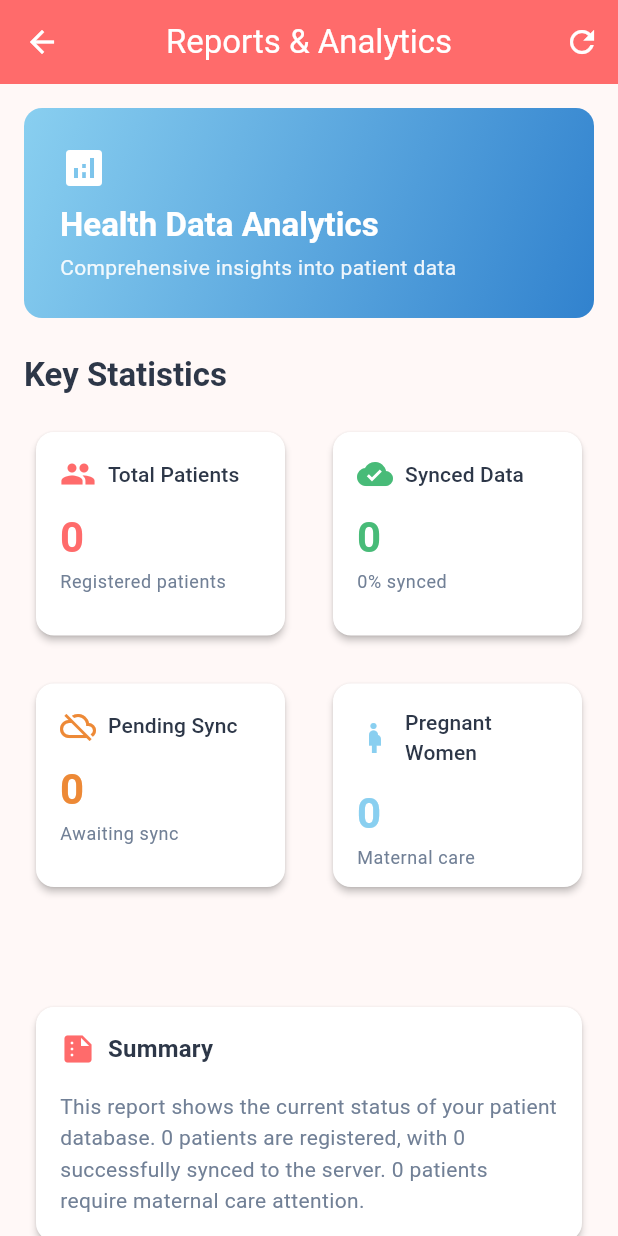
After one commit to LamamthaKousik/HexaNest, a Flutter app: the ReportsScreen screen opened directly, on a phone screen of 412 x 824 dp. The commit adds this screen. Run offline on Flutter 3.47's test engine with Material 3 defaults, Android fonts, the light colour scheme and no system bars; our stand-ins replace fl_chart, flutter_riverpod, hive, hive_flutter; accounts and stored records are empty.

Commit message:
Fifth Change

```diff
--- a/lib/providers/patient_provider.dart
+++ b/lib/providers/patient_provider.dart
@@ -256,7 +256,6 @@ final patientProvider = StateNotifierProvider<PatientNotifier, List<Patient>>((r
 
 /// Provider for patient statistics
 final patientStatsProvider = Provider<Map<String, int>>((ref) {
-  final patients = ref.watch(patientProvider);
   final notifier = ref.read(patientProvider.notifier);
   return notifier.getStatistics();
 });
--- /dev/null
+++ b/lib/screens/reports_screen.dart
@@ -0,0 +1,505 @@
+import 'package:flutter/material.dart';
+import 'package:flutter_riverpod/flutter_riverpod.dart';
+import 'package:fl_chart/fl_chart.dart';
+import '../utils/colors.dart';
+import '../utils/constants.dart';
+import '../providers/patient_provider.dart';
+import '../widgets/custom_card.dart';
+
+/// Reports screen showing statistics and charts
+/// Displays patient data insights and sync status
+class ReportsScreen extends ConsumerStatefulWidget {
+  const ReportsScreen({super.key});
+
+  @override
+  ConsumerState<ReportsScreen> createState() => _ReportsScreenState();
+}
+
+class _ReportsScreenState extends ConsumerState<ReportsScreen> {
+  @override
+  Widget build(BuildContext context) {
+    final stats = ref.watch(patientStatsProvider);
+    final patients = ref.watch(patientProvider);
+
+    return Scaffold(
+      appBar: AppBar(
+        title: const Text('Reports & Analytics'),
+        actions: [
+          IconButton(
+            icon: const Icon(Icons.refresh),
+            onPressed: () {
+              ref.invalidate(patientStatsProvider);
+            },
+          ),
+        ],
+      ),
+      body: SingleChildScrollView(
+        padding: const EdgeInsets.all(AppConstants.defaultPadding),
+        child: Column(
+          crossAxisAlignment: CrossAxisAlignment.start,
+          children: [
+            // Header
+            Container(
+              width: double.infinity,
+              padding: const EdgeInsets.all(AppConstants.largePadding),
+              decoration: BoxDecoration(
+                gradient: AppColors.blueGradient,
+                borderRadius: BorderRadius.circular(AppConstants.borderRadius),
+              ),
+              child: Column(
+                crossAxisAlignment: CrossAxisAlignment.start,
+                children: [
+                  const Icon(
+                    Icons.analytics,
+                    color: AppColors.white,
+                    size: 32,
+                  ),
+                  const SizedBox(height: 8),
+                  Text(
+                    'Health Data Analytics',
+                    style: Theme.of(context).textTheme.titleLarge?.copyWith(
+                      color: AppColors.white,
+                      fontWeight: FontWeight.bold,
+                    ),
+                  ),
+                  const SizedBox(height: 4),
+                  Text(
+                    'Comprehensive insights into patient data',
+                    style: Theme.of(context).textTheme.bodyMedium?.copyWith(
+                      color: AppColors.white.withOpacity(0.9),
+                    ),
+                  ),
+                ],
+              ),
+            ),
+
+            const SizedBox(height: 24),
+
+            // Key Statistics
+            Text(
+              'Key Statistics',
+              style: Theme.of(context).textTheme.titleLarge?.copyWith(
+                fontWeight: FontWeight.bold,
+                color: AppColors.textPrimary,
+              ),
+            ),
+
+            const SizedBox(height: 16),
+
+            GridView.count(
+              shrinkWrap: true,
+              physics: const NeverScrollableScrollPhysics(),
+              crossAxisCount: 2,
+              crossAxisSpacing: 16,
+              mainAxisSpacing: 16,
+              childAspectRatio: 1.2,
+              children: [
+                StatCard(
+                  title: 'Total Patients',
+                  value: '${stats['totalPatients'] ?? 0}',
+                  icon: Icons.people,
+                  color: AppColors.primaryRed,
+                  subtitle: 'Registered patients',
+                ),
+
+                StatCard(
+                  title: 'Synced Data',
+                  value: '${stats['syncedPatients'] ?? 0}',
+                  icon: Icons.cloud_done,
+                  color: AppColors.synced,
+                  subtitle: '${stats['totalPatients']! > 0 ? ((stats['syncedPatients']! / stats['totalPatients']! * 100).round()) : 0}% synced',
+                ),
+
+                StatCard(
+                  title: 'Pending Sync',
+                  value: '${stats['pendingSync'] ?? 0}',
+                  icon: Icons.cloud_off,
+                  color: AppColors.pendingSync,
+                  subtitle: 'Awaiting sync',
+                ),
+
+                StatCard(
+                  title: 'Pregnant Women',
+                  value: '${stats['pregnantPatients'] ?? 0}',
+                  icon: Icons.pregnant_woman,
+                  color: AppColors.primaryBlue,
+                  subtitle: 'Maternal care',
+                ),
+              ],
+            ),
+
+            const SizedBox(height: 32),
+
+            // Sync Status Chart
+            if (stats['totalPatients']! > 0) ...[
+              Text(
+                'Sync Status Distribution',
+                style: Theme.of(context).textTheme.titleLarge?.copyWith(
+                  fontWeight: FontWeight.bold,
+                  color: AppColors.textPrimary,
+                ),
+              ),
+
+              const SizedBox(height: 16),
+
+              CustomCard(
+                child: Column(
+                  crossAxisAlignment: CrossAxisAlignment.start,
+                  children: [
+                    Text(
+                      'Data Synchronization',
+                      style: Theme.of(context).textTheme.titleMedium?.copyWith(
+                        fontWeight: FontWeight.bold,
+                        color: AppColors.textPrimary,
+                      ),
+                    ),
+                    const SizedBox(height: 16),
+                    SizedBox(
+                      height: 200,
+                      child: PieChart(
+                        PieChartData(
+                          sections: [
+                            PieChartSectionData(
+                              value: stats['syncedPatients']!.toDouble(),
+                              title: 'Synced\n${stats['syncedPatients']}',
+                              color: AppColors.synced,
+                              radius: 60,
+                              titleStyle: const TextStyle(
+                                fontSize: 12,
+                                fontWeight: FontWeight.bold,
+                                color: AppColors.white,
+                              ),
+                            ),
+                            PieChartSectionData(
+                              value: stats['pendingSync']!.toDouble(),
+                              title: 'Pending\n${stats['pendingSync']}',
+                              color: AppColors.pendingSync,
+                              radius: 60,
+                              titleStyle: const TextStyle(
+                                fontSize: 12,
+                                fontWeight: FontWeight.bold,
+                                color: AppColors.white,
+                              ),
+                            ),
+                          ],
+                          sectionsSpace: 2,
+                          centerSpaceRadius: 40,
+                        ),
+                      ),
+                    ),
+                  ],
+                ),
+              ),
+
+              const SizedBox(height: 32),
+            ],
+
+            // Pregnancy Status Chart
+            if (stats['pregnantPatients']! > 0) ...[
+              Text(
+                'Pregnancy Status Distribution',
+                style: Theme.of(context).textTheme.titleLarge?.copyWith(
+                  fontWeight: FontWeight.bold,
+                  color: AppColors.textPrimary,
+                ),
+              ),
+
+              const SizedBox(height: 16),
+
+              CustomCard(
+                child: Column(
+                  crossAxisAlignment: CrossAxisAlignment.start,
+                  children: [
+                    Text(
+                      'Maternal Health Overview',
+                      style: Theme.of(context).textTheme.titleMedium?.copyWith(
+                        fontWeight: FontWeight.bold,
+                        color: AppColors.textPrimary,
+                      ),
+                    ),
+                    const SizedBox(height: 16),
+                    SizedBox(
+                      height: 200,
+                      child: BarChart(
+                        BarChartData(
+                          alignment: BarChartAlignment.spaceAround,
+                          maxY: _getMaxY(patients),
+                          barTouchData: BarTouchData(enabled: false),
+                          titlesData: FlTitlesData(
+                            show: true,
+                            rightTitles: const AxisTitles(
+                              sideTitles: SideTitles(showTitles: false),
+                            ),
+                            topTitles: const AxisTitles(
+                              sideTitles: SideTitles(showTitles: false),
+                            ),
+                            bottomTitles: AxisTitles(
+                              sideTitles: SideTitles(
+                                showTitles: true,
+                                getTitlesWidget: (value, meta) {
+                                  const style = TextStyle(
+                                    color: AppColors.textSecondary,
+                                    fontWeight: FontWeight.bold,
+                                    fontSize: 12,
+                                  );
+                                  switch (value.toInt()) {
+                                    case 0:
+                                      return const Text('Pregnant', style: style);
+                                    case 1:
+                                      return const Text('Lactating', style: style);
+                                    case 2:
+                                      return const Text('Post Partum', style: style);
+                                    case 3:
+                                      return const Text('Not Pregnant', style: style);
+                                    default:
+                                      return const Text('', style: style);
+                                  }
+                                },
+                              ),
+                            ),
+                            leftTitles: AxisTitles(
+                              sideTitles: SideTitles(
+                                showTitles: true,
+                                reservedSize: 40,
+                                interval: 1,
+                                getTitlesWidget: (value, meta) {
+                                  return Text(
+                                    value.toInt().toString(),
+                                    style: const TextStyle(
+                                      color: AppColors.textSecondary,
+                                      fontWeight: FontWeight.bold,
+                                      fontSize: 12,
+                                    ),
+                                  );
+                                },
+                              ),
+                            ),
+                          ),
+                          borderData: FlBorderData(show: false),
+                          barGroups: _getPregnancyBarGroups(patients),
+                        ),
+                      ),
+                    ),
+                  ],
+                ),
+              ),
+
+              const SizedBox(height: 32),
+            ],
+
+            // Village Distribution
+            if (patients.isNotEmpty) ...[
+              Text(
+                'Village Distribution',
+                style: Theme.of(context).textTheme.titleLarge?.copyWith(
+                  fontWeight: FontWeight.bold,
+                  color: AppColors.textPrimary,
+                ),
+              ),
+
+              const SizedBox(height: 16),
+
+              CustomCard(
+                child: Column(
+                  crossAxisAlignment: CrossAxisAlignment.start,
+                  children: [
+                    Text(
+                      'Patients by Village',
+                      style: Theme.of(context).textTheme.titleMedium?.copyWith(
+                        fontWeight: FontWeight.bold,
+                        color: AppColors.textPrimary,
+                      ),
+                    ),
+                    const SizedBox(height: 16),
+                    ..._getVillageDistribution(patients).entries.map((entry) {
+                      final percentage = (entry.value / patients.length * 100).round();
+                      return Padding(
+                        padding: const EdgeInsets.only(bottom: 12),
+                        child: Row(
+                          children: [
+                            Expanded(
+                              child: Text(
+                                entry.key,
+                                style: Theme.of(context).textTheme.bodyMedium?.copyWith(
+                                  color: AppColors.textPrimary,
+                                ),
+                              ),
+                            ),
+                            Text(
+                              '${entry.value} patients',
+                              style: Theme.of(context).textTheme.bodyMedium?.copyWith(
+                                color: AppColors.textSecondary,
+                                fontWeight: FontWeight.w500,
+                              ),
+                            ),
+                            const SizedBox(width: 8),
+                            Container(
+                              width: 60,
+                              height: 8,
+                              decoration: BoxDecoration(
+                                color: AppColors.grey200,
+                                borderRadius: BorderRadius.circular(4),
+                              ),
+                              child: FractionallySizedBox(
+                                alignment: Alignment.centerLeft,
+                                widthFactor: entry.value / patients.length,
+                                child: Container(
+                                  decoration: BoxDecoration(
+                                    color: AppColors.primaryRed,
+                                    borderRadius: BorderRadius.circular(4),
+                                  ),
+                                ),
+                              ),
+                            ),
+                            const SizedBox(width: 8),
+                            Text(
+                              '$percentage%',
+                              style: Theme.of(context).textTheme.bodySmall?.copyWith(
+                                color: AppColors.textSecondary,
+                                fontWeight: FontWeight.bold,
+                              ),
+                            ),
+                          ],
+                        ),
+                      );
+                    }).toList(),
+                  ],
+                ),
+              ),
+            ],
+
+            const SizedBox(height: 32),
+
+            // Summary Card
+            CustomCard(
+              child: Column(
+                crossAxisAlignment: CrossAxisAlignment.start,
+                children: [
+                  Row(
+                    children: [
+                      const Icon(
+                        Icons.summarize,
+                        color: AppColors.primaryRed,
+                        size: 24,
+                      ),
+                      const SizedBox(width: 8),
+                      Text(
+                        'Summary',
+                        style: Theme.of(context).textTheme.titleMedium?.copyWith(
+                          fontWeight: FontWeight.bold,
+                          color: AppColors.textPrimary,
+                        ),
+                      ),
+                    ],
+                  ),
+                  const SizedBox(height: 16),
+                  Text(
+                    'This report shows the current status of your patient database. '
+                    '${stats['totalPatients']} patients are registered, with '
+                    '${stats['syncedPatients']} successfully synced to the server. '
+                    '${stats['pregnantPatients']} patients require maternal care attention.',
+                    style: Theme.of(context).textTheme.bodyMedium?.copyWith(
+                      color: AppColors.textSecondary,
+                      height: 1.5,
+                    ),
+                  ),
+                ],
+              ),
+            ),
+          ],
+        ),
+      ),
+    );
+  }
+
+  double _getMaxY(List<dynamic> patients) {
+    final pregnancyCounts = _getPregnancyCounts(patients);
+    final maxCount = pregnancyCounts.values.fold(0, (a, b) => a > b ? a : b);
+    return (maxCount + 1).toDouble();
+  }
+
+  Map<String, int> _getPregnancyCounts(List<dynamic> patients) {
+    final counts = <String, int>{
+      'Pregnant': 0,
+      'Lactating': 0,
+      'Post Partum': 0,
+      'Not Pregnant': 0,
+    };
+
+    for (final patient in patients) {
+      final status = patient.pregnancyStatus.toLowerCase();
+      if (status.contains('pregnant')) {
+        counts['Pregnant'] = counts['Pregnant']! + 1;
+      } else if (status.contains('lactating')) {
+        counts['Lactating'] = counts['Lactating']! + 1;
+      } else if (status.contains('post partum')) {
+        counts['Post Partum'] = counts['Post Partum']! + 1;
+      } else {
+        counts['Not Pregnant'] = counts['Not Pregnant']! + 1;
+      }
+    }
+
+    return counts;
+  }
+
+  List<BarChartGroupData> _getPregnancyBarGroups(List<dynamic> patients) {
+    final counts = _getPregnancyCounts(patients);
+
+    return [
+      BarChartGroupData(
+        x: 0,
+        barRods: [
+          BarChartRodData(
+            toY: counts['Pregnant']!.toDouble(),
+            color: AppColors.primaryRed,
+            width: 20,
+          ),
+        ],
+      ),
+      BarChartGroupData(
+        x: 1,
+        barRods: [
+          BarChartRodData(
+            toY: counts['Lactating']!.toDouble(),
+            color: AppColors.primaryBlue,
+            width: 20,
+          ),
+        ],
+      ),
+      BarChartGroupData(
+        x: 2,
+        barRods: [
+          BarChartRodData(
+            toY: counts['Post Partum']!.toDouble(),
+            color: AppColors.success,
+            width: 20,
+          ),
+        ],
+      ),
+      BarChartGroupData(
+        x: 3,
+        barRods: [
+          BarChartRodData(
+            toY: counts['Not Pregnant']!.toDouble(),
+            color: AppColors.warning,
+            width: 20,
+          ),
+        ],
+      ),
+    ];
+  }
+
+  Map<String, int> _getVillageDistribution(List<dynamic> patients) {
+    final distribution = <String, int>{};
+
+    for (final patient in patients) {
+      distribution[patient.village] = (distribution[patient.village] ?? 0) + 1;
+    }
+
+    // Sort by count descending
+    final sortedEntries = distribution.entries.toList()
+      ..sort((a, b) => b.value.compareTo(a.value));
+
+    return Map.fromEntries(sortedEntries);
+  }
+}
--- a/lib/utils/colors.dart
+++ b/lib/utils/colors.dart
@@ -94,7 +94,7 @@ class AppTheme {
           padding: const EdgeInsets.symmetric(horizontal: 24, vertical: 12),
         ),
       ),
-      cardTheme: CardTheme(
+      cardTheme: CardThemeData(
         elevation: 2,
         shape: RoundedRectangleBorder(
           borderRadius: BorderRadius.circular(12),
```
Also changed, not shown: lib/main.dart (+25 -111 lines), lib/models/patient_model.g.dart (added), 1 other file.
